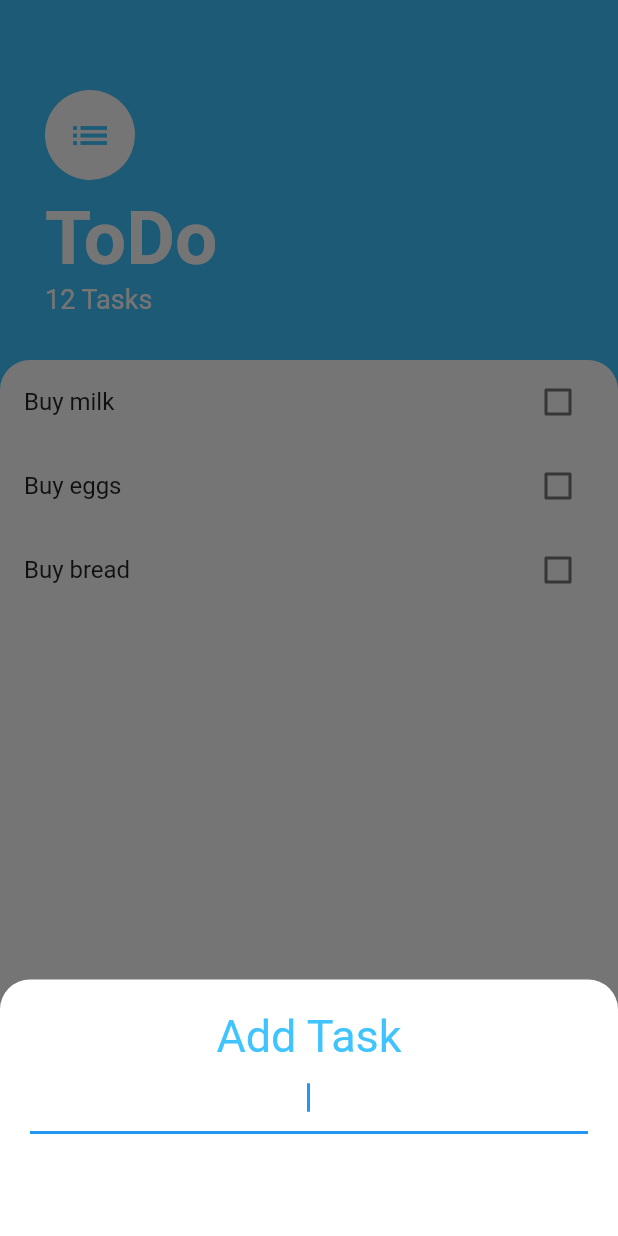
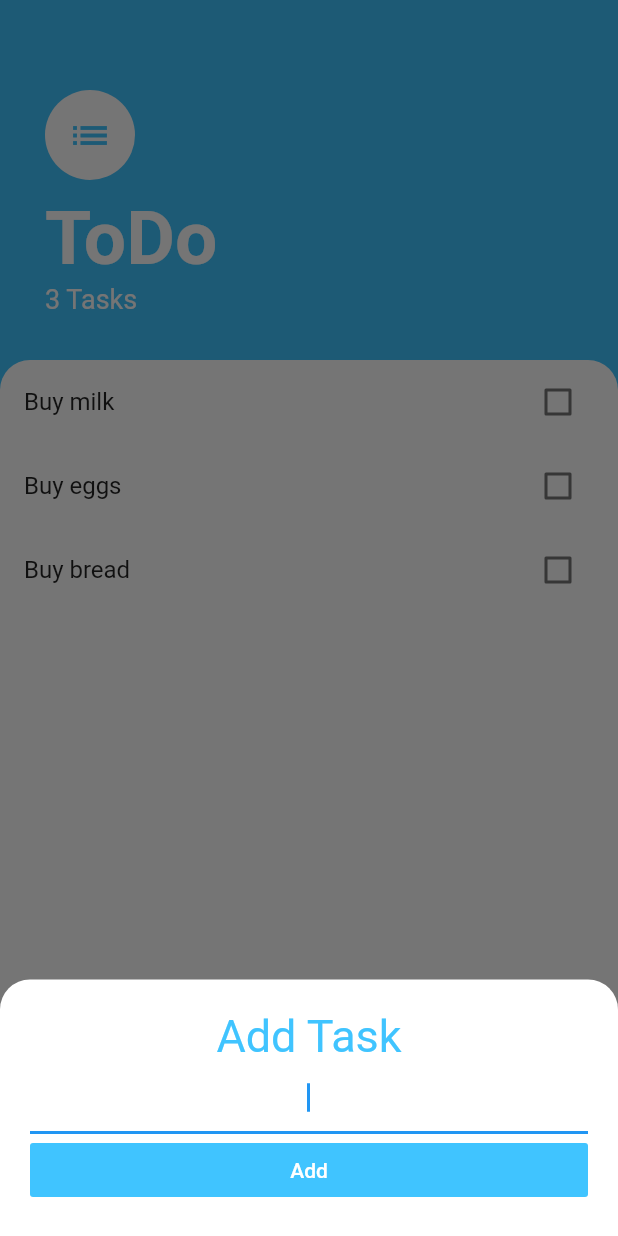
Before and after one commit to asolerp/todo_flutter, a Flutter app: the screen it shows after launch, after a tap on the "add" icon, on a phone screen of 412 x 824 dp. Run offline on Flutter 3.47's test engine with Material 2 defaults, Android fonts, the phone set to English and light mode, and no system bars.

```diff
--- a/lib/screens/add_task.dart
+++ b/lib/screens/add_task.dart
@@ -2,7 +2,9 @@ import 'package:flutter/material.dart';
 
 class AddTask extends StatelessWidget {
   String newTaskTitle;
-  Function addTask;
+  final Function addTaskCallback;
+
+  AddTask(this.addTaskCallback);
 
   @override
   Widget build(BuildContext context) {
@@ -45,7 +47,9 @@ class AddTask extends StatelessWidget {
                 ),
               ),
               color: Colors.lightBlueAccent,
-              onPressed: addTask,
+              onPressed: () {
+                addTaskCallback(newTaskTitle);
+              },
             ),
           ],
         ),
--- a/lib/screens/task_screen.dart
+++ b/lib/screens/task_screen.dart
@@ -1,7 +1,7 @@
 import 'package:flutter/material.dart';
+import 'package:todo_flutter/models/task.dart';
 import 'package:todo_flutter/screens/add_task.dart';
 import 'package:todo_flutter/widgets/tasks_list.dart';
-import 'package:todo_flutter/models/task.dart';
 
 class TaskScreen extends StatefulWidget {
   @override
@@ -30,7 +30,14 @@ class _TaskScreenState extends State<TaskScreen> {
                     child: Container(
                       padding: EdgeInsets.only(
                           bottom: MediaQuery.of(context).viewInsets.bottom),
-                      child: AddTask(),
+                      child: AddTask((newTaskTitle) {
+                        setState(() {
+                          tasks.add(
+                            Task(name: newTaskTitle),
+                          );
+                        });
+                        Navigator.pop(context);
+                      }),
                     ),
                   ));
         },
@@ -65,7 +72,7 @@ class _TaskScreenState extends State<TaskScreen> {
                   ),
                 ),
                 Text(
-                  '12 Tasks',
+                  '${tasks.length} Tasks',
                   style: TextStyle(
                     color: Colors.white,
                     fontSize: 18.0,
--- a/pubspec.yaml
+++ b/pubspec.yaml
@@ -28,6 +28,7 @@ dependencies:
   # The following adds the Cupertino Icons font to your application.
   # Use with the CupertinoIcons class for iOS style icons.
   cupertino_icons: ^0.1.3
+  provider: ^4.3.2
 
 dev_dependencies:
   flutter_test:
```
Also changed, not shown: pubspec.lock.
